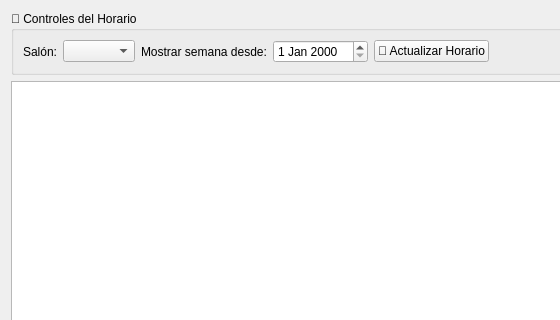
Above: gui/horario_view.ui from asp-laboratories/BookingRoom_Software before the change; both pictures show x 0 to 560 and y 0 to 320 of the 1000 by 800 pixel window. Below: the same form after it.
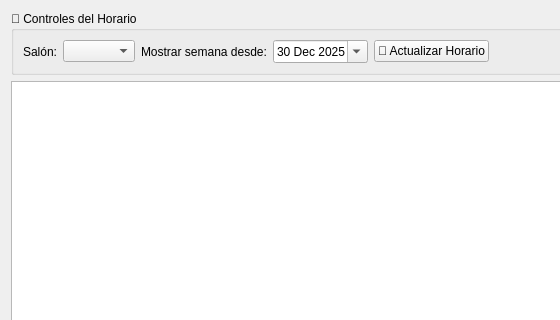
That is the form after the change.

Commit message: refactor(horario): Funcioamiento del horario hecho - 16

Diff of the .ui file:
```diff
--- a/gui/horario_view.ui
+++ b/gui/horario_view.ui
@@ -38,7 +38,18 @@
         </widget>
        </item>
        <item>
-        <widget class="QDateEdit" name="dateInicio"/>
+       <widget class="QDateEdit" name="dateInicio">
+        <property name="calendarPopup">
+         <bool>true</bool>
+        </property>
+        <property name="date">
+         <date>
+          <year>2025</year>
+          <month>12</month>
+          <day>30</day>
+         </date>
+        </property>
+       </widget>
        </item>
        <item>
         <widget class="QPushButton" name="btnActualizar">
```
Left out of the diff: 2 changed lines with no effect on the pictures. Lines whose indentation alone changed are shown as unchanged. The commit also changes 9 other files.
